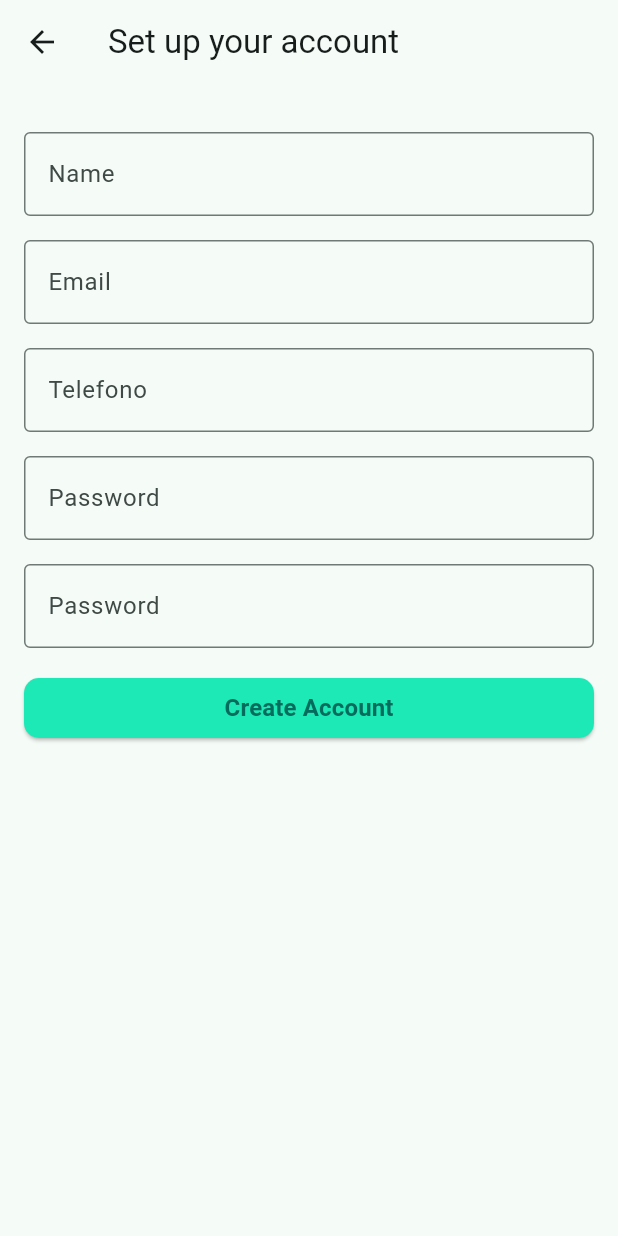
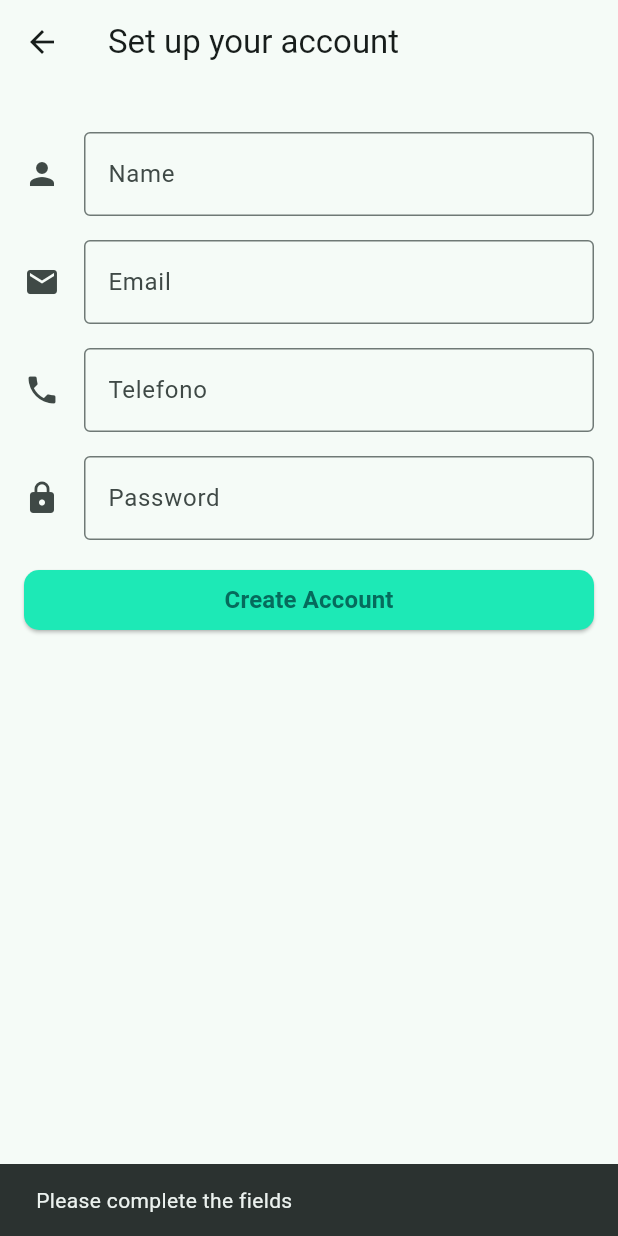
Before and after one commit to OscarEscamilla/flutter_farmcontrol, a Flutter app: the RegisterScreen screen opened by its route, after a tap on "Create Account", on a phone screen of 412 x 824 dp. Run offline on Flutter 3.47's test engine with Material 3 defaults, Android fonts, the phone set to English and light mode, and no system bars; our stand-ins replace cloud_firestore, firebase_auth, firebase_core, social_login_buttons; missing offline and left inert: dart:ffi; accounts and stored records are empty; network calls fail.

Commit message:
add firestore and user data saved

```diff
--- a/lib/screens/auth/register_screen.dart
+++ b/lib/screens/auth/register_screen.dart
@@ -1,5 +1,9 @@
+import 'package:farm_control/utils/ui_utils.dart';
+import 'package:farm_control/viewmodels/AuthViewModel.dart';
 import 'package:flutter/material.dart';
 import 'package:firebase_auth/firebase_auth.dart';
+import 'package:flutter/services.dart';
+import 'package:provider/provider.dart';
 
 class RegisterScreen extends StatefulWidget {
   const RegisterScreen({super.key});
@@ -12,26 +16,28 @@ class _RegisterScreenState extends State<RegisterScreen> {
   final TextEditingController _emailController = TextEditingController();
   final TextEditingController _nameController = TextEditingController();
   final TextEditingController _passwordController = TextEditingController();
-  final TextEditingController _passwordConfirmController = TextEditingController();
+  final TextEditingController _phoneController = TextEditingController();
 
   @override
   Widget build(BuildContext context) {
+    final viewModel = Provider.of<AuthViewModel>(context);
+
     return Scaffold(
         appBar: AppBar(
-          title: Text('Set up your account'),
+          title: const Text('Set up your account'),
         ),
         body: Padding(
-          padding: EdgeInsets.all(16.0),
+          padding: const EdgeInsets.all(16.0),
           child: Column(
             children: [
               const SizedBox(height: 16.0),
               TextField(
-                controller: _emailController,
+                controller: _nameController,
                 decoration: const InputDecoration(
                     labelText: 'Name',
                     border: OutlineInputBorder(),
-                ),
-                keyboardType: TextInputType.emailAddress,
+                    icon: Icon(Icons.person)),
+                keyboardType: TextInputType.name,
               ),
               const SizedBox(height: 16.0),
               TextField(
@@ -39,41 +45,51 @@ class _RegisterScreenState extends State<RegisterScreen> {
                 decoration: const InputDecoration(
                     labelText: 'Email',
                     border: OutlineInputBorder(),
-                ),
+                    icon: Icon(Icons.email)),
                 keyboardType: TextInputType.emailAddress,
               ),
               const SizedBox(height: 16.0),
               TextField(
-                controller: _emailController,
+                controller: _phoneController,
                 decoration: const InputDecoration(
                     labelText: 'Telefono',
                     border: OutlineInputBorder(),
-                ),
-                keyboardType: TextInputType.emailAddress,
+                    icon: Icon(Icons.phone)),
+                keyboardType: TextInputType.number,
+                inputFormatters: <TextInputFormatter>[
+                  FilteringTextInputFormatter.digitsOnly,
+                ],
               ),
               const SizedBox(height: 16.0),
               TextField(
-                controller: _emailController,
+                controller: _passwordController,
                 decoration: const InputDecoration(
                     labelText: 'Password',
                     border: OutlineInputBorder(),
-                ),
-                keyboardType: TextInputType.emailAddress,
-              ),
-              const SizedBox(height: 16.0),
-              TextField(
-                controller: _emailController,
-                decoration: const InputDecoration(
-                  labelText: 'Password',
-                  border: OutlineInputBorder(),
-                ),
-                keyboardType: TextInputType.emailAddress,
+                    icon: Icon(Icons.lock)),
+                obscureText: true,
               ),
               const SizedBox(height: 16.0),
               SizedBox(
                 width: double.infinity,
                 child: ElevatedButton(
-                  onPressed: () {},
+                  onPressed: () async {
+                    if (_emailController.text.isEmpty ||
+                        _passwordController.text.isEmpty ||
+                        _nameController.text.isEmpty ||
+                        _phoneController.text.isEmpty) {
+                      showSnackBar("Please complete the fields", context);
+                    }else{
+                      User? user = await viewModel.signUp(_emailController.text,_passwordController.text,
+                      _nameController.text, _phoneController.text);
+                      if(user != null){
+                        _passwordController.clear();
+                        showSnackBar("Sign Up Succesfully, now you can sign in", context);
+                      }else{
+                        showSnackBar("Sign Up Failed", context);
+                      }
+                    }
+                  },
                   style: ElevatedButton.styleFrom(
                       shape: RoundedRectangleBorder(
                           borderRadius: BorderRadius.circular(10)),
--- a/lib/screens/tabs/home_screen.dart
+++ b/lib/screens/tabs/home_screen.dart
@@ -18,8 +18,8 @@ class _HomeScreenState extends State<HomeScreen> {
     return Scaffold(
       body:  Center(
         child: authViewModel != null
-            ? Text('Welcome, ${authViewModel.user?.email}', style: TextStyle(fontSize: 24))
-            : Text('Please sign in', style: TextStyle(fontSize: 24)),
+            ? Text('Welcome ${authViewModel.user?.email}!', style: TextStyle(fontSize: 20))
+            : Text('Please sign in', style: TextStyle(fontSize: 20)),
       ),
     );
   }
--- /dev/null
+++ b/lib/utils/ui_utils.dart
@@ -0,0 +1,12 @@
+
+
+import 'package:flutter/material.dart';
+
+void showSnackBar(String message, BuildContext context){
+  ScaffoldMessenger.of(context).showSnackBar(
+     SnackBar(
+      content: Text(message),
+      duration: Duration(seconds: 2),
+    ),
+  );
+}
--- a/lib/viewmodels/AuthViewModel.dart
+++ b/lib/viewmodels/AuthViewModel.dart
@@ -21,8 +21,8 @@ class AuthViewModel with ChangeNotifier {
     return user;
   }
 
-  Future<User?> signUp(String email, String password) async {
-    User? user = await _authRepository.signUpWithEmailAndPassword(email, password);
+  Future<User?> signUp(String email, String password, String username, String phone) async {
+    User? user = await _authRepository.signUpWithEmailAndPassword(email, password, username, phone);
     notifyListeners();
     return user;
   }
--- a/pubspec.yaml
+++ b/pubspec.yaml
@@ -34,6 +34,7 @@ dependencies:
   firebase_auth: ^5.1.2
   firebase_database: ^11.0.3
   firebase_storage: ^12.1.1
+  cloud_firestore: ^5.1.0
   shared_preferences: ^2.2.3
   social_login_buttons: 1.0.7
   provider: ^6.0.0 # Check for the latest version
```
Also changed, not shown: lib/repositories/AuthRepository.dart (+20 -2 lines), lib/screens/auth/login_screen.dart (+8 -9 lines), flutter_01.png (added), flutter_02.png (added), pubspec.lock, 6 other files. Lines whose indentation alone changed are shown as unchanged.
